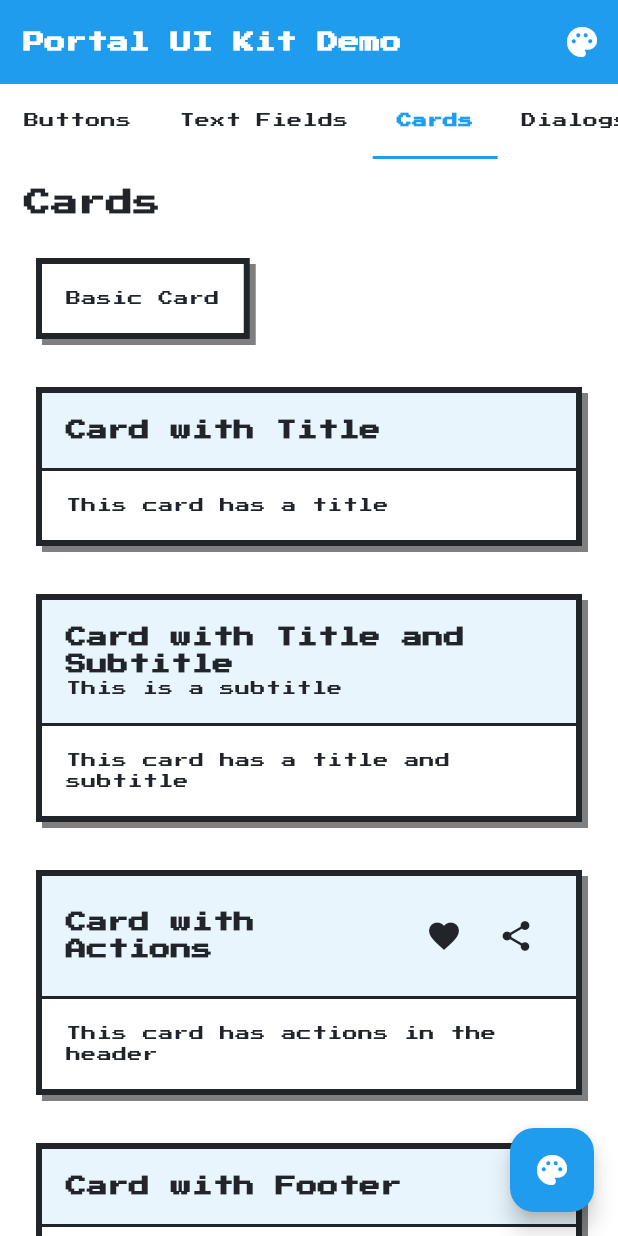
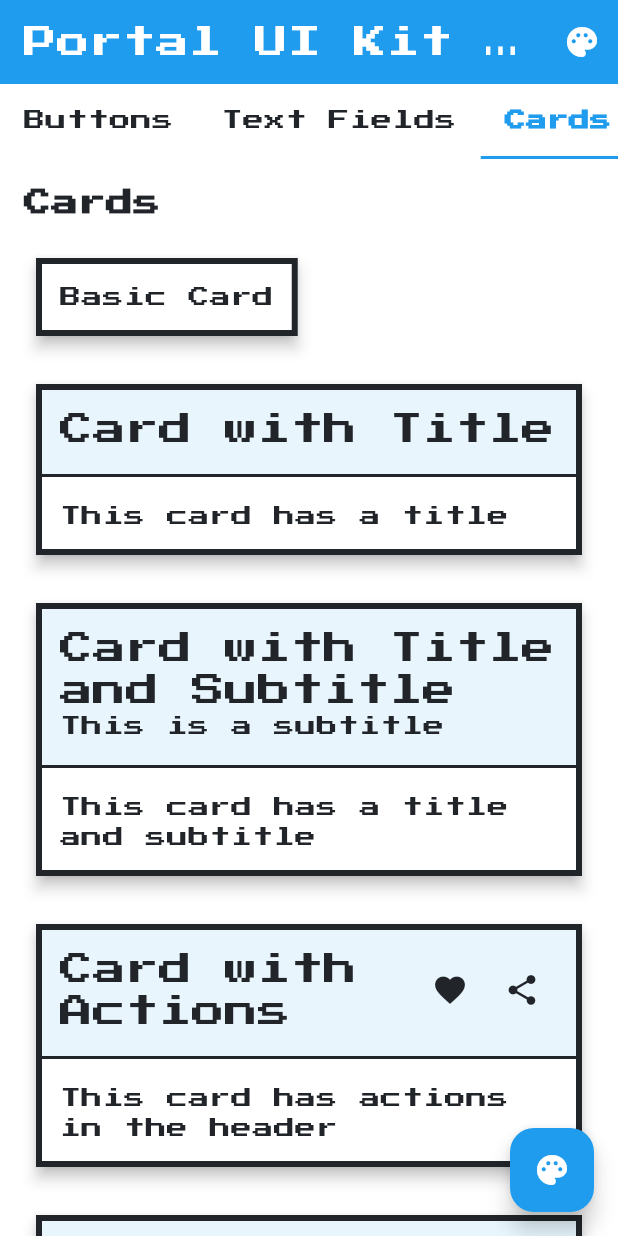
Before and after one commit to tanvoid0/portal_ui_kit, a Flutter app: the screen it shows after launch, after a tap on "Text Fields", after a tap on "Cards", on a phone screen of 412 x 824 dp. Run offline on Flutter 3.47's test engine with Material 3 defaults, Android fonts, the phone set to English and light mode, and no system bars; our stand-ins replace flutter_highlight, google_fonts, shared_preferences.

Commit message:
v 0.0.3 - Templates with ThemeFactory
# Add ThemeFactory implementation and improve theming.

Introduced `ThemeFactory` for defining reusable, customizable theme configurations. Added multiple new themes (Retro, Modern, MeisterTask, TerminalAI) and refactored main app to utilize `customThemes`. Improved widget theming consistency and added code preview tabs with highlight support.

```diff
--- a/example/lib/main.dart
+++ b/example/lib/main.dart
@@ -1,5 +1,6 @@
 import 'package:flutter/material.dart';
 import 'package:portal_ui_kit/portal_ui_kit.dart';
+
 
 void main() {
   WidgetsFlutterBinding.ensureInitialized();
@@ -7,14 +8,15 @@ void main() {
   runApp(
     ThemeProvider.createProvider(
       themes: [
-        RetroTheme(),
-        RetroTheme.dark(),
-        RetroTheme.custom(
-          name: 'Retro Green',
-          primaryColor: const Color(0xFF4CAF50),
-          backgroundColor: const Color(0xFFE8F5E9),
-          textColor: const Color(0xFF1B5E20),
-        ),
+        ...customThemes,
+        // RetroTheme(),
+        // RetroTheme.dark(),
+        // RetroTheme.custom(
+        //   name: 'Retro Green',
+        //   primaryColor: const Color(0xFF4CAF50),
+        //   backgroundColor: const Color(0xFFE8F5E9),
+        //   textColor: const Color(0xFF1B5E20),
+        // ),
       ],
       initialThemeName: 'Retro',
       initialThemeMode: ThemeMode.system,
@@ -53,6 +55,7 @@ class PortalApp extends StatelessWidget {
 
     return MaterialApp(
       title: 'Portal UI Kit Demo',
+      debugShowCheckedModeBanner: false,
       theme: themeData,
       darkTheme: darkThemeData,
       themeMode: themeMode,
@@ -102,12 +105,12 @@ class _HomePageState extends State<HomePage> {
           ),
         ],
       ),
-      floatingActionButton: ThemeSwitcherFab(),
+      floatingActionButton: const ThemeSwitcherFab(),
     );
   }
 
   Widget _buildTabBar() {
-    return Container(
+    return SizedBox(
       height: 50,
       child: ListView(
         scrollDirection: Axis.horizontal,
@@ -186,6 +189,20 @@ class _HomePageState extends State<HomePage> {
                 variant: ButtonVariant.primary,
                 child: const Text('Primary'),
               ),
+              // CodePreviewTabs(
+              //   code: '''
+              //   StyledButton(
+              //     onPressed: () {},
+              //     variant: ButtonVariant.primary,
+              //     child: const Text('Code Preview'),
+              //   )
+              //   ''',
+              //   child: StyledButton(
+              //     onPressed: () {},
+              //     variant: ButtonVariant.primary,
+              //     child: const Text('Code Preview'),
+              //   )
+              // ),
               StyledButton(
                 onPressed: () {},
                 variant: ButtonVariant.secondary,
@@ -295,19 +312,19 @@ class _HomePageState extends State<HomePage> {
             hintText: 'Enter some text',
           ),
           const SizedBox(height: 16),
-          StyledTextField(
+          const StyledTextField(
             labelText: 'With Helper Text',
             hintText: 'Enter some text',
             helperText: 'This is a helper text',
           ),
           const SizedBox(height: 16),
-          StyledTextField(
+          const StyledTextField(
             labelText: 'With Error',
             hintText: 'Enter some text',
             errorText: 'This field has an error',
           ),
           const SizedBox(height: 16),
-          StyledTextField(
+          const StyledTextField(
             labelText: 'Disabled',
             hintText: 'This field is disabled',
             enabled: false,
@@ -326,7 +343,7 @@ class _HomePageState extends State<HomePage> {
           const SizedBox(height: 32),
           const Text('Text Area', style: TextStyle(fontSize: 18, fontWeight: FontWeight.bold)),
           const SizedBox(height: 16),
-          StyledTextArea(
+          const StyledTextArea(
             labelText: 'Multiline Text Area',
             hintText: 'Enter multiple lines of text',
             minLines: 3,
@@ -355,19 +372,19 @@ class _HomePageState extends State<HomePage> {
         children: [
           const Text('Cards', style: TextStyle(fontSize: 18, fontWeight: FontWeight.bold)),
           const SizedBox(height: 16),
-          StyledCard(
-            child: const Text('Basic Card'),
+          const StyledCard(
+            child: Text('Basic Card'),
           ),
           const SizedBox(height: 16),
-          StyledCard(
+          const StyledCard(
             title: 'Card with Title',
-            child: const Text('This card has a title'),
+            child: Text('This card has a title'),
           ),
           const SizedBox(height: 16),
-          StyledCard(
+          const StyledCard(
             title: 'Card with Title and Subtitle',
             subtitle: 'This is a subtitle',
-            child: const Text('This card has a title and subtitle'),
+            child: Text('This card has a title and subtitle'),
           ),
           const SizedBox(height: 16),
           StyledCard(
@@ -387,7 +404,6 @@ class _HomePageState extends State<HomePage> {
           const SizedBox(height: 16),
           StyledCard(
             title: 'Card with Footer',
-            child: const Text('This card has a footer'),
             footer: Row(
               mainAxisAlignment: MainAxisAlignment.end,
               children: [
@@ -402,18 +418,19 @@ class _HomePageState extends State<HomePage> {
                 ),
               ],
             ),
+            child: const Text('This card has a footer'),
           ),
           const SizedBox(height: 32),
           const Text('Containers', style: TextStyle(fontSize: 18, fontWeight: FontWeight.bold)),
           const SizedBox(height: 16),
-          StyledContainer(
-            child: const Text('Basic Container'),
+          const StyledContainer(
+            child: Text('Basic Container'),
           ),
           const SizedBox(height: 16),
-          StyledContainer(
+          const StyledContainer(
             borderRadius: 16,
             showShadow: true,
-            child: const Text('Container with Shadow'),
+            child: Text('Container with Shadow'),
           ),
         ],
       ),
@@ -515,21 +532,21 @@ class _HomePageState extends State<HomePage> {
           const SizedBox(height: 16),
           const Text('Dropdown Style'),
           const SizedBox(height: 8),
-          ThemeSwitcher(
+          const ThemeSwitcher(
             title: 'Select Theme',
             style: ThemeSwitcherStyle.dropdown,
           ),
           const SizedBox(height: 16),
           const Text('Radio Style'),
           const SizedBox(height: 8),
-          ThemeSwitcher(
+          const ThemeSwitcher(
             title: 'Select Theme',
             style: ThemeSwitcherStyle.radio,
           ),
           const SizedBox(height: 16),
           const Text('Button Style'),
           const SizedBox(height: 8),
-          ThemeSwitcher(
+          const ThemeSwitcher(
             title: 'Select Theme',
             style: ThemeSwitcherStyle.buttons,
           ),
@@ -537,7 +554,7 @@ class _HomePageState extends State<HomePage> {
           const SizedBox(height: 32),
           const Text('Theme Mode', style: TextStyle(fontSize: 18, fontWeight: FontWeight.bold)),
           const SizedBox(height: 16),
-          ThemeSwitcher(
+          const ThemeSwitcher(
             showThemeMode: true,
             showColorCustomization: false,
           ),
@@ -545,7 +562,7 @@ class _HomePageState extends State<HomePage> {
           const SizedBox(height: 32),
           const Text('Color Customization', style: TextStyle(fontSize: 18, fontWeight: FontWeight.bold)),
           const SizedBox(height: 16),
-          ThemeSwitcher(
+          const ThemeSwitcher(
             showThemeMode: false,
             showColorCustomization: true,
           ),
@@ -612,7 +629,7 @@ class _HomePageState extends State<HomePage> {
     StyledDialog.show(
       context: context,
       title: 'Theme Settings',
-      content: SingleChildScrollView(
+      content: const SingleChildScrollView(
         child: ThemeSwitcher(
           style: ThemeSwitcherStyle.radio,
           showThemeMode: true,
--- a/example/pubspec.yaml
+++ b/example/pubspec.yaml
@@ -5,7 +5,6 @@ version: 1.0.0+1
 
 environment:
   sdk: ">=2.17.0 <3.0.0"
-  flutter: ">=2.10.0"
 
 dependencies:
   flutter:
@@ -14,6 +13,7 @@ dependencies:
     path: ../
   cupertino_icons: ^1.0.2
 
+  flutter_highlight: any
 dev_dependencies:
   flutter_test:
     sdk: flutter
--- a/lib/portal_ui_kit.dart
+++ b/lib/portal_ui_kit.dart
@@ -3,6 +3,7 @@ library portal_ui_kit;
 export 'src/theme/theme_provider.dart';
 export 'src/theme/theme_config.dart';
 export 'src/theme/retro_theme.dart';
+export 'src/theme/themes.dart';
 export 'src/widgets/theme_switcher.dart';
 export 'src/widgets/button.dart';
 export 'src/widgets/text_field.dart';
--- a/lib/src/theme/retro_theme.dart
+++ b/lib/src/theme/retro_theme.dart
@@ -125,28 +125,28 @@ class RetroTheme extends ThemeConfig {
   }
 
   // Default retro color scheme (light)
-  static final ColorScheme _defaultRetroColorScheme = ColorScheme(
-    primary: const Color(0xFF209CEE),
+  static const ColorScheme _defaultRetroColorScheme = ColorScheme(
+    primary: Color(0xFF209CEE),
     onPrimary: Colors.white,
-    secondary: const Color(0xFF92CC41),
+    secondary: Color(0xFF92CC41),
     onSecondary: Colors.white,
     surface: Colors.white,
-    onSurface: const Color(0xFF212529),
-    error: const Color(0xFFE76E55),
+    onSurface: Color(0xFF212529),
+    error: Color(0xFFE76E55),
     onError: Colors.white,
     brightness: Brightness.light,
-    outline: const Color(0xFF212529),
+    outline: Color(0xFF212529),
   );
 
   // Dark retro color scheme
-  static final ColorScheme _darkRetroColorScheme = ColorScheme(
-    primary: const Color(0xFF209CEE),
+  static const ColorScheme _darkRetroColorScheme = ColorScheme(
+    primary: Color(0xFF209CEE),
     onPrimary: Colors.white,
-    secondary: const Color(0xFF92CC41),
+    secondary: Color(0xFF92CC41),
     onSecondary: Colors.white,
-    surface: const Color(0xFF212529),
+    surface: Color(0xFF212529),
     onSurface: Colors.white,
-    error: const Color(0xFFE76E55),
+    error: Color(0xFFE76E55),
     onError: Colors.white,
     brightness: Brightness.dark,
     outline: Colors.white,
--- a/lib/src/theme/theme_config.dart
+++ b/lib/src/theme/theme_config.dart
@@ -1,4 +1,5 @@
 import 'package:flutter/material.dart';
+import 'package:portal_ui_kit/src/theme/theme_factory.dart';
 
 /// ThemeConfig is the base class for all theme configurations.
 /// It defines the structure for colors, typography, and other theme properties.
@@ -10,6 +11,7 @@ class ThemeConfig {
   final double borderWidth;
   final bool pixelated;
   final BoxShadow? defaultShadow;
+  final ThemeModeType mode;
 
   const ThemeConfig({
     required this.name,
@@ -19,6 +21,7 @@ class ThemeConfig {
     this.borderWidth = 2.0,
     this.pixelated = false,
     this.defaultShadow,
+    this.mode = ThemeModeType.light,
   });
 
   /// Convert the theme config to a Flutter ThemeData
--- /dev/null
+++ b/lib/src/theme/theme_factory.dart
@@ -0,0 +1,86 @@
+import 'package:flutter/material.dart';
+import 'package:google_fonts/google_fonts.dart';
+import 'theme_config.dart';
+
+enum ThemeModeType { light, dark }
+enum FontType { retro, modern, system }
+class ThemePair {
+  final ThemeConfig light;
+  final ThemeConfig dark;
+
+  ThemePair({required this.light, required this.dark});
+
+  List<ThemeConfig> get allThemes => [light, dark];
+}
+
+
+class ThemeFactory {
+  // Existing properties...
+  final String name;
+  final ColorScheme lightColorScheme;
+  final ColorScheme darkColorScheme;
+  final FontType fontType;
+  final double borderRadius;
+  final double borderWidth;
+  final bool pixelated;
+  final BoxShadow? defaultShadow;
+
+  ThemeFactory({
+    required this.name,
+    required this.lightColorScheme,
+    required this.darkColorScheme,
+    this.fontType = FontType.system,
+    this.borderRadius = 4.0,
+    this.borderWidth = 2.0,
+    this.pixelated = false,
+    this.defaultShadow,
+  });
+
+  ThemePair build() {
+    final lightTheme = ThemeConfig(
+      name: '$name Light',
+      colorScheme: lightColorScheme,
+      textTheme: _buildTextTheme(lightColorScheme),
+      borderRadius: borderRadius,
+      borderWidth: borderWidth,
+      pixelated: pixelated,
+      defaultShadow: defaultShadow,
+      mode: ThemeModeType.light,
+    );
+
+    final darkTheme = ThemeConfig(
+      name: '$name Dark',
+      colorScheme: darkColorScheme,
+      textTheme: _buildTextTheme(darkColorScheme),
+      borderRadius: borderRadius,
+      borderWidth: borderWidth,
+      pixelated: pixelated,
+      defaultShadow: defaultShadow,
+      mode: ThemeModeType.dark,
+    );
+
+    return ThemePair(light: lightTheme, dark: darkTheme);
+  }
+
+  TextTheme _buildTextTheme(ColorScheme scheme) {
+    // Same as before
+    switch (fontType) {
+      case FontType.retro:
+        return GoogleFonts.pressStart2pTextTheme().apply(
+          bodyColor: scheme.onSurface,
+          displayColor: scheme.onSurface,
+        );
+      case FontType.modern:
+        return GoogleFonts.interTextTheme().apply(
+          bodyColor: scheme.onSurface,
+          displayColor: scheme.onSurface,
+        );
+      case FontType.system:
+      default:
+        return Typography.material2021().black.apply(
+          bodyColor: scheme.onSurface,
+          displayColor: scheme.onSurface,
+        );
+    }
+  }
+}
--- a/lib/src/theme/theme_provider.dart
+++ b/lib/src/theme/theme_provider.dart
@@ -298,7 +298,7 @@ class ThemeProvider extends ChangeNotifier {
         }
 
         // Show a loading indicator while the ThemeProvider is being initialized
-        return MaterialApp(
+        return const MaterialApp(
           home: Scaffold(
             body: Center(
               child: CircularProgressIndicator(),
@@ -323,7 +323,7 @@ extension ThemeProviderExtension on BuildContext {
   ThemeProvider get watchThemeProvider => ThemeProvider.of(this);
 
   /// Get the current theme configuration
-  ThemeConfig get themeConfig => ThemeProvider.of(this).theme;
+  ThemeConfig get themeConfig => ThemeProvider.of(this, listen: false).theme;
 
   /// Get the current theme data
   ThemeData get themeData => ThemeProvider.of(this).themeData;
--- a/lib/src/widgets/theme_switcher.dart
+++ b/lib/src/widgets/theme_switcher.dart
@@ -330,7 +330,7 @@ class ThemeSwitcher extends StatelessWidget {
       context: context,
       builder: (context) => AlertDialog(
         title: Text('Select $label Color'),
-        content: Container(
+        content: SizedBox(
           width: 300,
           child: Wrap(
             spacing: 8,
--- a/pubspec.yaml
+++ b/pubspec.yaml
@@ -1,15 +1,15 @@
 name: portal_ui_kit
 description: A reusable UI kit with configurable themes, including a retro theme inspired by nes.css.
-version: 0.0.2
+version: 0.0.3
 homepage: https://github.com/tanvoid0/portal_ui_kit
 
 environment:
-  sdk: ">=2.17.0 <3.0.0"
-  flutter: ">=2.10.0"
+  sdk: '>=2.17.0 <4.0.0'
 
 dependencies:
   flutter:
     sdk: flutter
+  flutter_highlight: ^0.7.0
   google_fonts: ^6.2.1
   provider: ^6.0.3
   shared_preferences: ^2.0.15
```
Also changed, not shown: example/lib/utils/code_preview_tabs.dart (added, +79 -0 lines), lib/src/theme/themes.dart (added, +140 -0 lines), example/pubspec.lock, pubspec.lock, 1 other file.
